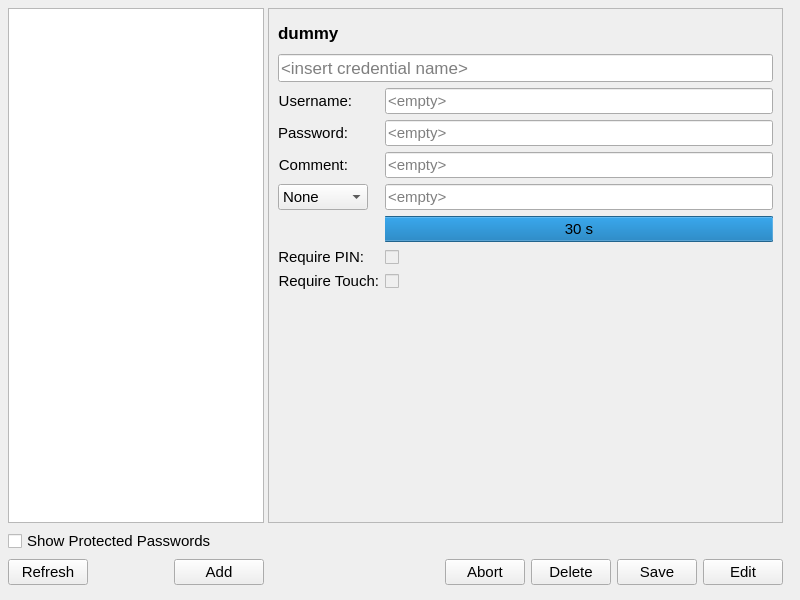
Before: the Qt Designer form nitrokeyapp/ui/secrets_tab.ui in Nitrokey/nitrokey-app2, drawn with Qt 5.
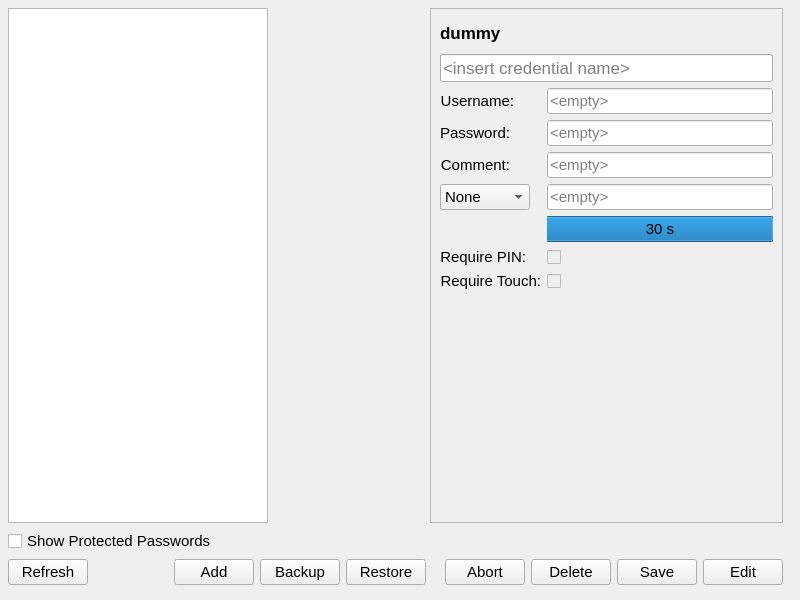
After: the same form once the commit is applied. Icons and pictures are not drawn.

The edit to the form file:
```diff
--- a/nitrokeyapp/ui/secrets_tab.ui
+++ b/nitrokeyapp/ui/secrets_tab.ui
@@ -138,6 +138,42 @@
             </property>
            </widget>
           </item>
+          <item>
+          <widget class="QPushButton" name="btn_backup">
+            <property name="sizePolicy">
+            <sizepolicy hsizetype="Maximum" vsizetype="Fixed">
+              <horstretch>0</horstretch>
+              <verstretch>0</verstretch>
+            </sizepolicy>
+            </property>
+            <property name="font">
+            <font>
+              <pointsize>11</pointsize>
+            </font>
+            </property>
+            <property name="text">
+            <string>Backup</string>
+            </property>
+          </widget>
+          </item>
+          <item>
+          <widget class="QPushButton" name="btn_restore">
+            <property name="sizePolicy">
+            <sizepolicy hsizetype="Maximum" vsizetype="Fixed">
+              <horstretch>0</horstretch>
+              <verstretch>0</verstretch>
+            </sizepolicy>
+            </property>
+            <property name="font">
+            <font>
+              <pointsize>11</pointsize>
+            </font>
+            </property>
+            <property name="text">
+            <string>Restore</string>
+            </property>
+          </widget>
+          </item>
          </layout>
         </widget>
        </item>
```
